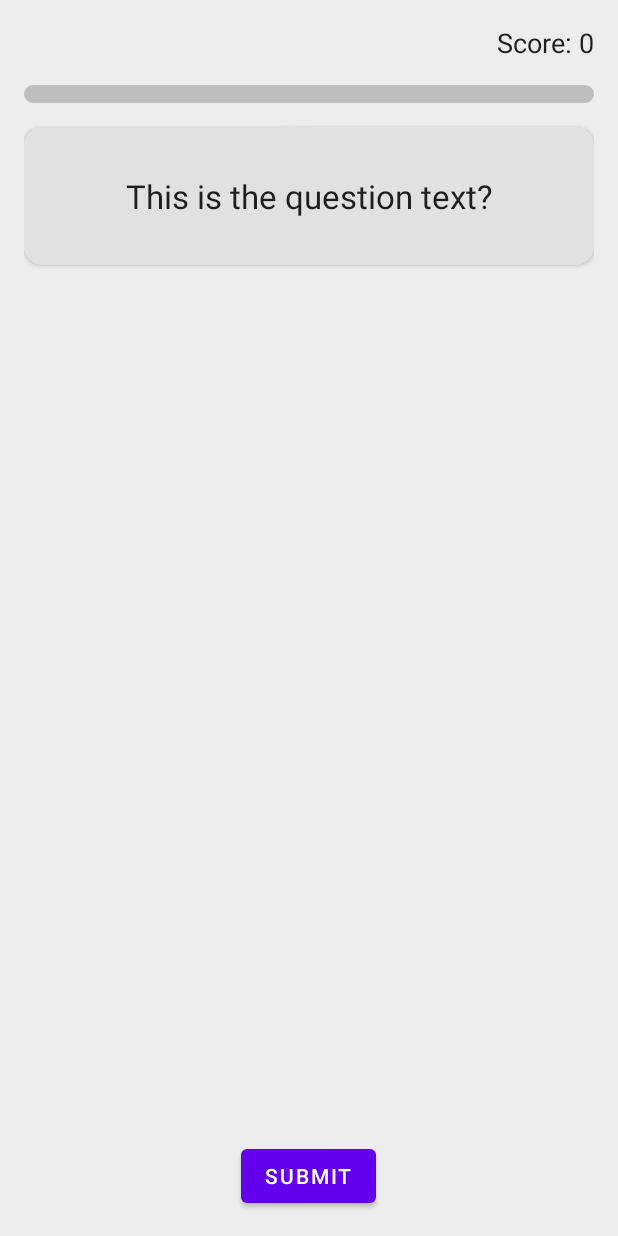
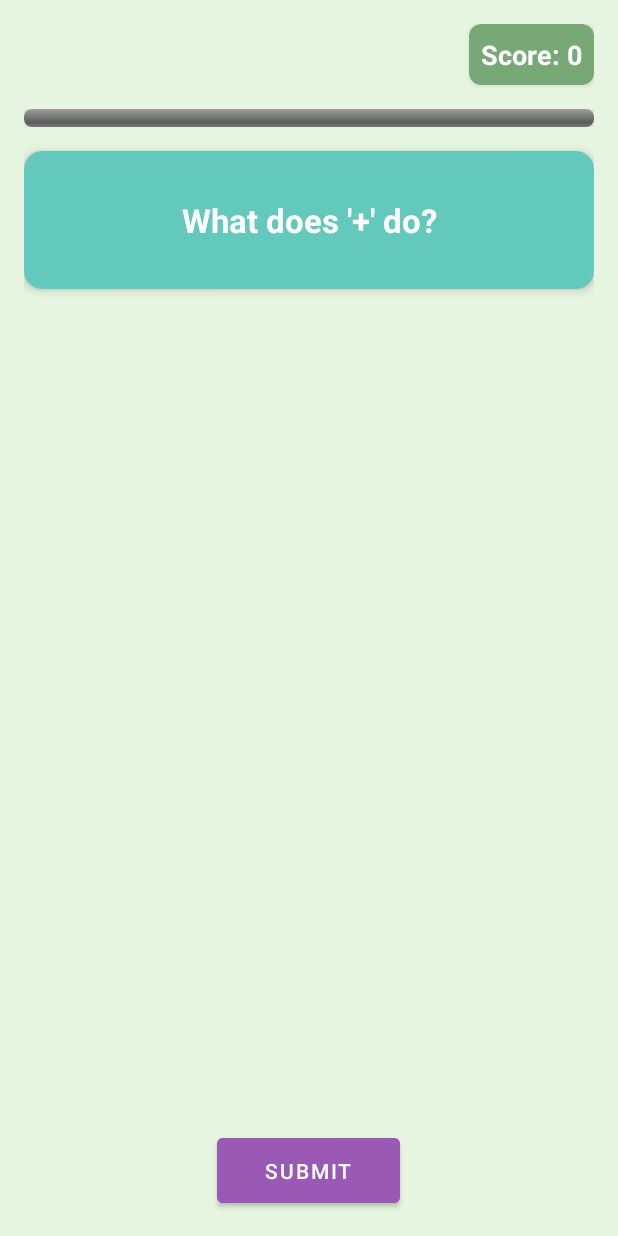
Before and after one commit to Zur-ich/blockpy, an Android app: the layout fragment_quiz.xml on its own in the app's theme, with its tools: preview values and no code run, on a phone screen of 412 x 824 dp. Run offline under Robolectric (Android 15) with nearby library versions, the phone set to English and light mode, and no system bars.

Commit message:
color change

```diff
--- a/app/src/main/java/com/example/BlockPy/LectureFragment.java
+++ b/app/src/main/java/com/example/BlockPy/LectureFragment.java
@@ -58,4 +58,5 @@ public class LectureFragment extends Fragment {
                 getActivity().finish();
         });
     }
+
 }
--- a/app/src/main/res/layout/fragment_lecture.xml
+++ b/app/src/main/res/layout/fragment_lecture.xml
@@ -13,7 +13,7 @@
         android:layout_width="match_parent"
         android:layout_height="0dp"
         android:layout_weight="1"
-        app:cardCornerRadius="12dp" app:cardBackgroundColor="@color/dark_surface"
+        app:cardCornerRadius="12dp" app:cardBackgroundColor="#88EFE2"
         app:contentPadding="16dp"
         android:layout_marginBottom="16dp">
 
@@ -52,6 +52,6 @@
         android:layout_width="wrap_content"
         android:layout_height="wrap_content"
         android:text="LET'S TRY!"
-        android:layout_marginTop="16dp"/>
+        android:layout_marginTop="20dp"/>
 
 </LinearLayout>
--- a/app/src/main/res/layout/fragment_quiz.xml
+++ b/app/src/main/res/layout/fragment_quiz.xml
@@ -7,15 +7,29 @@
     android:orientation="vertical"
     android:padding="16dp"
     android:gravity="center_horizontal"
-    android:background="@color/dark_background"> <TextView
-    android:id="@+id/quiz_score_text"
-    android:layout_width="wrap_content"
-    android:layout_height="wrap_content"
-    android:layout_gravity="end"
-    android:layout_marginBottom="8dp"
-    android:textColor="@color/dark_text_primary" android:textAppearance="@style/TextAppearance.AppCompat.Medium"
-    tools:text="Score: 0"/>
+    android:background="#E6F5E0"> <!-- Light mint background -->
 
+    <!-- Score in a rounded box -->
+    <androidx.cardview.widget.CardView
+        android:layout_width="wrap_content"
+        android:layout_height="wrap_content"
+        android:layout_gravity="end"
+        app:cardCornerRadius="8dp"
+        app:cardBackgroundColor="#78A875"
+        app:contentPadding="8dp"
+        android:layout_marginBottom="8dp">
+
+        <TextView
+            android:id="@+id/quiz_score_text"
+            android:layout_width="wrap_content"
+            android:layout_height="wrap_content"
+            android:textColor="#FFFFFF"
+            android:textAppearance="@style/TextAppearance.AppCompat.Medium"
+            android:textStyle="bold"
+            tools:text="Score: 0"/>
+    </androidx.cardview.widget.CardView>
+
+    <!-- Progress bar -->
     <ProgressBar
         android:id="@+id/quiz_progress_bar"
         style="@android:style/Widget.ProgressBar.Horizontal"
@@ -23,10 +37,19 @@
         android:layout_height="12dp"
         android:layout_marginTop="8dp"
         android:layout_marginBottom="16dp"
-        android:max="100" android:progress="0" android:progressDrawable="@drawable/custom_progress_bar" /> <androidx.cardview.widget.CardView
+        android:max="100"
+        android:progress="0"
+        android:progressTint="#78A875"
+        android:background="#D8E8D1" />
+
+    <!-- Question card - with color that complements the background -->
+    <androidx.cardview.widget.CardView
         android:layout_width="match_parent"
         android:layout_height="wrap_content"
-        app:cardCornerRadius="12dp"  app:cardBackgroundColor="@color/dark_surface" app:contentPadding="16dp"
+        app:cardCornerRadius="12dp"
+        app:cardBackgroundColor="#63C9BC"
+        app:contentPadding="16dp"
+        app:cardElevation="4dp"
         android:layout_marginBottom="24dp">
 
         <TextView
@@ -35,27 +58,35 @@
             android:layout_height="wrap_content"
             android:gravity="center"
             android:minHeight="60dp"
-            android:textColor="@color/dark_text_primary" android:textAppearance="@style/TextAppearance.AppCompat.Large"
-            tools:text="This is the question text?" />
+            android:textColor="#FFFFFF"
+            android:textAppearance="@style/TextAppearance.AppCompat.Large"
+            android:textStyle="bold"
+            tools:text="What does '+' do?" />
     </androidx.cardview.widget.CardView>
+
     <LinearLayout
         android:id="@+id/quiz_options_container"
         android:layout_width="match_parent"
         android:layout_height="wrap_content"
         android:orientation="vertical">
+        <!-- Options will be added dynamically in code -->
     </LinearLayout>
-
 
     <View
         android:layout_width="0dp"
         android:layout_height="0dp"
         android:layout_weight="1"/>
 
+    <!-- Submit button -->
     <Button
         android:id="@+id/quiz_submit_button"
         android:layout_width="wrap_content"
         android:layout_height="wrap_content"
         android:layout_marginTop="24dp"
-        android:text="Submit" />
+        android:text="SUBMIT"
+        android:textColor="#FFFFFF"
+        android:backgroundTint="#9B59B6"
+        android:paddingHorizontal="32dp"
+        android:paddingVertical="12dp" />
 
 </LinearLayout>
--- a/app/src/main/res/values/colors.xml
+++ b/app/src/main/res/values/colors.xml
@@ -18,10 +18,16 @@
     <color name="quiz_incorrect_red">#F44336</color>
     <color name="quiz_default_background">@color/dark_surface</color>
     <color name="quiz_selected_background">#424242</color>
+    <color name="background">#BEF8ECEC</color>
+
 
     <color name="lesson_color_1">@android:color/holo_red_light</color>
     <color name="lesson_color_2">@android:color/holo_blue_light</color>
     <color name="lesson_color_3">@android:color/holo_green_light</color>
     <color name="lesson_color_4">@android:color/holo_orange_light</color>
     <color name="lesson_color_5">@android:color/holo_purple</color>
+    <color name="option_selected">#4A4A4A</color>
+    <color name="option_unselected">#D8D8D8</color>
+    <color name="text_selected">#FFFFFF</color>
+    <color name="text_unselected">#333333</color>
 </resources>
```
